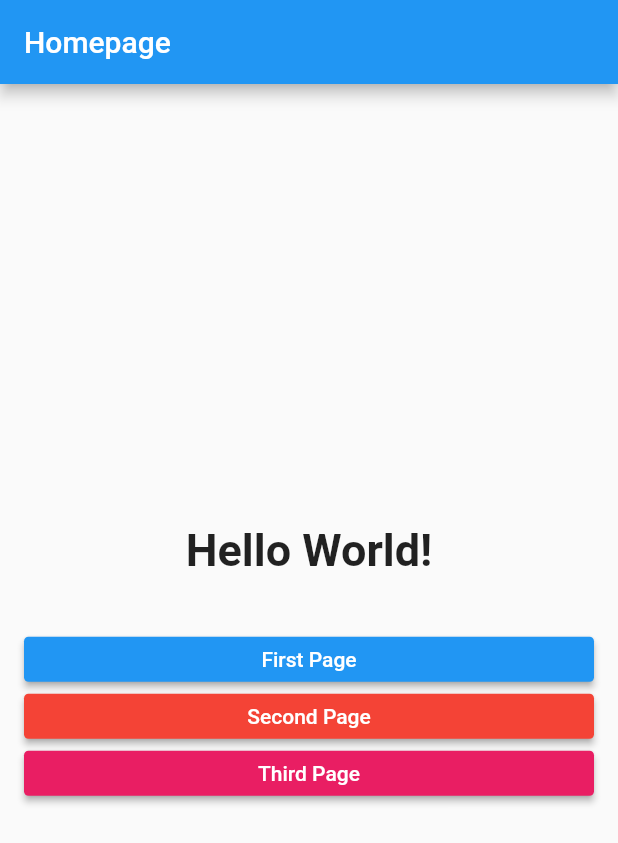
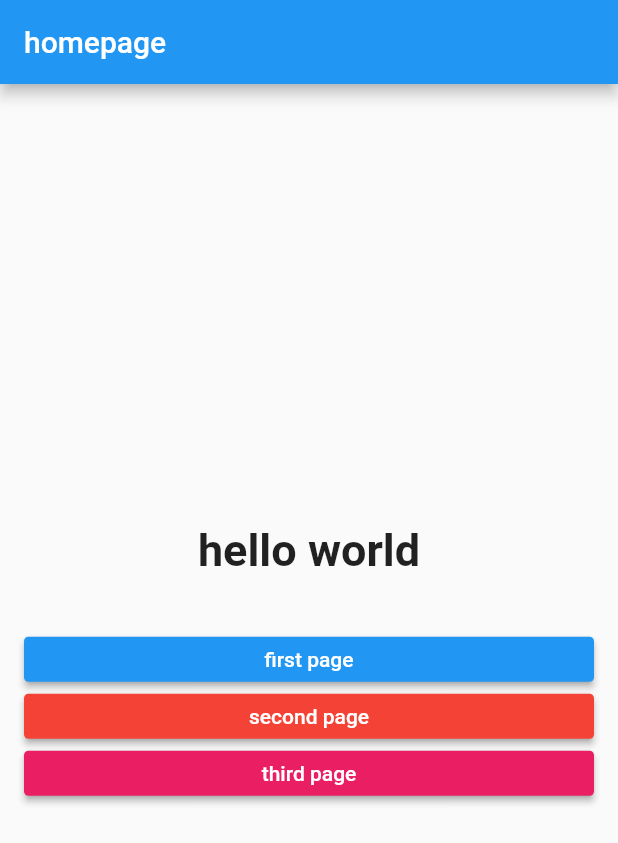
Before and after one commit to casareafer2908/basic_routes_navigation, a Flutter app: the screen it shows after launch, on a phone screen of 412 x 824 dp. Shown: the top 843 px of the screen. Run offline on Flutter 3.47's test engine with Material 2 defaults, Android fonts, the phone set to English and light mode, and no system bars.

Commit message:
remove l10n localization

```diff
--- a/l10n.yaml
+++ /dev/null
@@ -1,3 +0,0 @@
-arb-dir: lib/src/l10n
-template-arb-file: app_en.arb
-output-localization-file: app_localizations.dart
--- a/lib/src/app.dart
+++ b/lib/src/app.dart
@@ -1,4 +1,4 @@
-import 'package:counter/src/l10n/locales.dart';
+
 import 'package:counter/src/navigation/routes.dart';
 import 'package:flutter/material.dart';
 
@@ -9,8 +9,6 @@ class MyApp extends StatelessWidget {
   Widget build(BuildContext context) {
     return MaterialApp(
       title: 'Basic Routes With Languages',
-      localizationsDelegates: localizationsDelegates,
-      supportedLocales: supportedLocales,
       theme: ThemeData(
         primarySwatch: Colors.blue,
       ),
--- a/lib/src/l10n/locales.dart
+++ /dev/null
@@ -1,19 +0,0 @@
-import 'package:flutter/material.dart';
-import 'package:flutter_gen/gen_l10n/app_localizations.dart';
-import 'package:flutter_localizations/flutter_localizations.dart';
-
-List<LocalizationsDelegate> localizationsDelegates = [
-  AppLocalizations.delegate,
-  GlobalMaterialLocalizations.delegate,
-  GlobalWidgetsLocalizations.delegate,
-  GlobalCupertinoLocalizations.delegate,
-];
-
-List<Locale> supportedLocales = [
-  const Locale('en', ''), // English, no country code
-  const Locale('es', ''), // Spanish, no country code
-  const Locale.fromSubtags(
-      languageCode: 'zh', scriptCode: 'Hant', countryCode: 'TW'),
-  const Locale.fromSubtags(
-      languageCode: 'zh', scriptCode: 'Hans', countryCode: 'CN')
-];
--- a/lib/src/navigation/routes.dart
+++ b/lib/src/navigation/routes.dart
@@ -3,7 +3,6 @@ import 'package:counter/src/ui/home_screen.dart';
 import 'package:counter/src/ui/second_screen.dart';
 import 'package:counter/src/ui/third_screen.dart';
 import 'package:flutter/material.dart';
-import 'package:flutter_gen/gen_l10n/app_localizations.dart';
 
 class Routes {
   static const homePage = '/';
@@ -17,16 +16,13 @@ class Routes {
         return MaterialPageRoute(builder: (context) => const HomePage());
       case firstPage:
         return MaterialPageRoute(
-            builder: (context) =>
-                FirstPage(title: AppLocalizations.of(context)!.firstPage));
+            builder: (context) => const FirstPage(title: 'first page'));
       case secondPage:
         return MaterialPageRoute(
-            builder: (context) =>
-                SecondPage(title: AppLocalizations.of(context)!.secondPage));
+            builder: (context) => const SecondPage(title: 'second page'));
       case thirdPage:
         return MaterialPageRoute(
-            builder: (context) =>
-                ThirdPage(title: AppLocalizations.of(context)!.thirdPage));
+            builder: (context) => const ThirdPage(title: 'third page'));
       default:
         throw Exception('This screen doesn\'t exist');
     }
--- a/lib/src/ui/home_screen.dart
+++ b/lib/src/ui/home_screen.dart
@@ -1,7 +1,6 @@
 import 'package:counter/src/navigation/routes.dart';
 import 'package:counter/src/ui/common_widgets/custom_elevated_button.dart';
 import 'package:flutter/material.dart';
-import 'package:flutter_gen/gen_l10n/app_localizations.dart';
 
 class HomePage extends StatelessWidget {
   const HomePage({Key? key}) : super(key: key);
@@ -10,7 +9,7 @@ class HomePage extends StatelessWidget {
   Widget build(BuildContext context) {
     return Scaffold(
       appBar: AppBar(
-        title: Text(AppLocalizations.of(context)!.homepage),
+        title: const Text("homepage"),
       ),
       body: _buildContent(context),
     );
@@ -23,10 +22,10 @@ class HomePage extends StatelessWidget {
         mainAxisAlignment: MainAxisAlignment.center,
         crossAxisAlignment: CrossAxisAlignment.stretch,
         children: <Widget>[
-          Text(
-            AppLocalizations.of(context)!.helloWorld,
+          const Text(
+            "hello world",
             textAlign: TextAlign.center,
-            style: const TextStyle(
+            style: TextStyle(
               fontSize: 30,
               fontWeight: FontWeight.w600,
             ),
@@ -37,8 +36,8 @@ class HomePage extends StatelessWidget {
           CustomElevatedButton(
             key: const ValueKey('firstPage'),
             onPressed: () => Navigator.pushNamed(context, Routes.firstPage),
-            child: Text(
-              AppLocalizations.of(context)!.firstPage,
+            child: const Text(
+              "first page",
             ),
             color: Colors.blue,
           ),
@@ -48,8 +47,8 @@ class HomePage extends StatelessWidget {
           CustomElevatedButton(
             key: const ValueKey('secondPage'),
             onPressed: () => Navigator.pushNamed(context, Routes.secondPage),
-            child: Text(
-              AppLocalizations.of(context)!.secondPage,
+            child: const Text(
+              "second page",
             ),
             color: Colors.red,
           ),
@@ -59,8 +58,8 @@ class HomePage extends StatelessWidget {
           CustomElevatedButton(
             key: const ValueKey('thirdPage'),
             onPressed: () => Navigator.pushNamed(context, Routes.thirdPage),
-            child: Text(
-              AppLocalizations.of(context)!.thirdPage,
+            child: const Text(
+              "third page",
             ),
             color: Colors.pink,
           ),
--- a/pubspec.yaml
+++ b/pubspec.yaml
@@ -11,9 +11,6 @@ environment:
 dependencies:
   flutter:
     sdk: flutter
-  flutter_localizations:
-    sdk: flutter
-  intl: ^0.17.0
 
   cupertino_icons: ^1.0.2
 
```
Also changed, not shown: lib/src/ui/first_screen.dart (+3 -4 lines), lib/src/ui/second_screen.dart (+3 -4 lines), lib/src/ui/third_screen.dart (+3 -4 lines), lib/src/translations/app_en.arb (renamed from lib/src/l10n/app_en.arb), lib/src/translations/app_es.arb (renamed from lib/src/l10n/app_es.arb), pubspec.lock, 1 other file.
